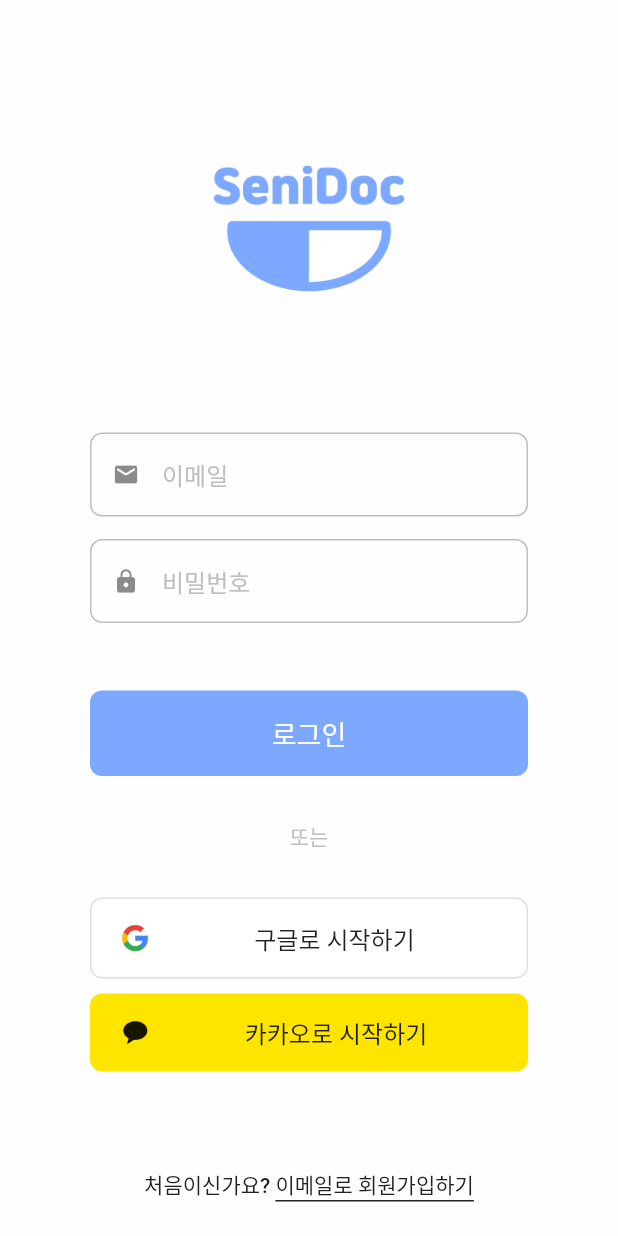
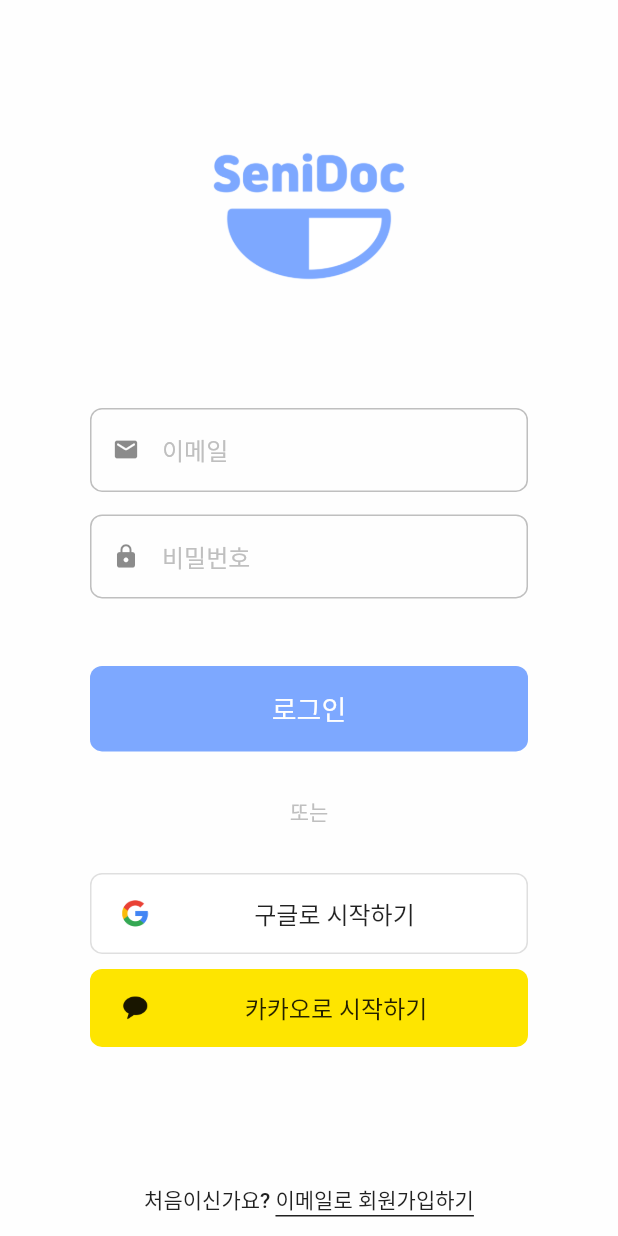
Before and after one commit to wkkyu088/senior_health_care, a Flutter app: the screen it shows after launch, on a phone screen of 412 x 824 dp. Run offline on Flutter 3.47's test engine with Material 2 defaults, Android fonts, the light colour scheme and no system bars; our stand-ins replace carousel_slider, cloud_firestore, firebase_auth, firebase_core, fluttertoast, google_sign_in; accounts and stored records are empty; Roboto replaces fonts that are missing (PretendardB, PretendardM).

Commit message:
시작 페이지 설정 가능하게, 색상 변경

```diff
--- a/lib/constants.dart
+++ b/lib/constants.dart
@@ -12,9 +12,9 @@
 Color kGrey = const Color(0xFFBFBFBF);
 Color kLightGrey = const Color(0xFFDFDFDF);
 
-Color kDanger = const Color(0xFFEB4956);
-Color kWarning = const Color(0xFFF9BE50);
-Color kSafe = const Color(0xFF5BB570);
+Color kDanger = Color(0xFFD74E55);
+Color kWarning = Color(0xFFF9BB5C);
+Color kSafe = Color(0xFF5AA647);
 
 // Font Size
 double kXL = 22;
--- a/lib/main.dart
+++ b/lib/main.dart
@@ -72,7 +72,8 @@
 }
 
 class BottomNavBar extends StatefulWidget {
-  const BottomNavBar({Key? key}) : super(key: key);
+  final int startIndex;
+  const BottomNavBar({Key? key, required this.startIndex}) : super(key: key);
   @override
   State<BottomNavBar> createState() => _BottomNavBarState();
 }
@@ -91,6 +92,7 @@
   @override
   void initState() {
     super.initState();
+    selectedIndex = widget.startIndex;
     setState(() {});
   }
 
--- a/lib/screens/login_screen.dart
+++ b/lib/screens/login_screen.dart
@@ -46,7 +46,7 @@
             children: [
               // 앱 로고
               SizedBox(
-                height: isOpen ? screenHeight * 0.22 : screenHeight * 0.35,
+                height: isOpen ? screenHeight * 0.22 : screenHeight * 0.33,
                 width: screenWidth * 0.4,
                 child: Image.asset('assets/images/logo1.png'),
               ),
@@ -204,8 +204,8 @@
                             ],
                           ),
                           // 회원가입 버튼
-                          Padding(
-                            padding: const EdgeInsets.all(10),
+                          Container(
+                            alignment: Alignment.center,
                             child: TextButton(
                               onPressed: () {
                                 Navigator.push(
--- a/lib/screens/splash_screen.dart
+++ b/lib/screens/splash_screen.dart
@@ -31,7 +31,8 @@
       Navigator.push(
           context,
           MaterialPageRoute(
-              builder: (BuildContext context) => const BottomNavBar()));
+              builder: (BuildContext context) =>
+                  const BottomNavBar(startIndex: 2)));
     } else {
       Navigator.push(
           context,
```
Also changed, not shown: lib/utils/auth.dart (+15 -7 lines).
